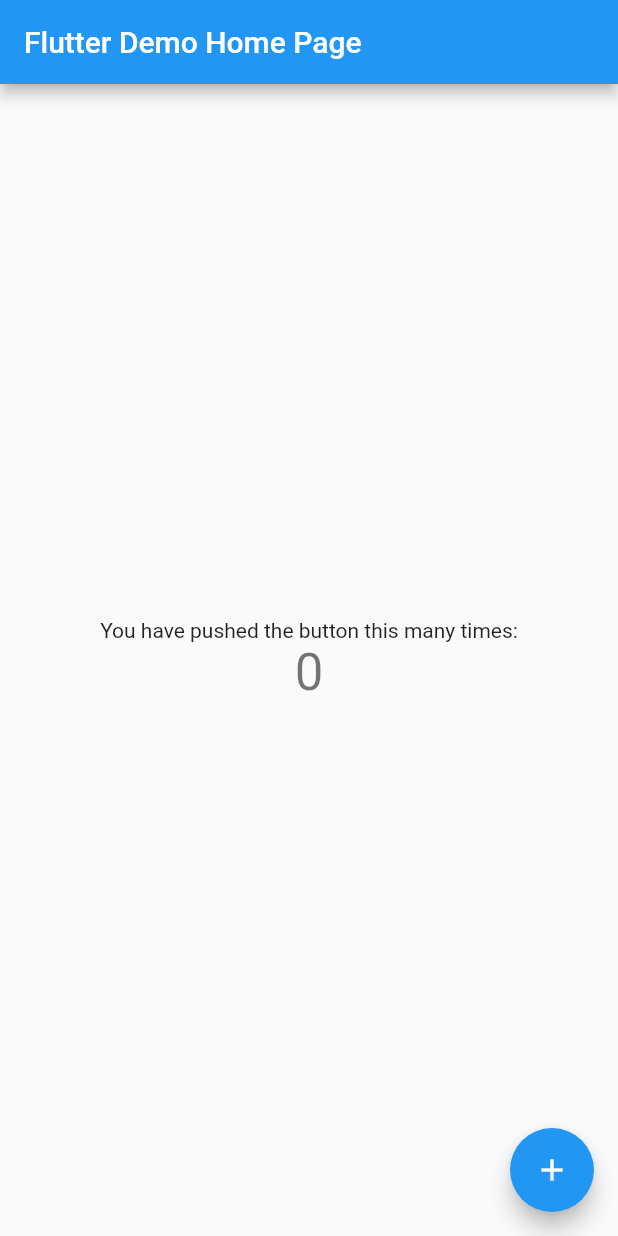
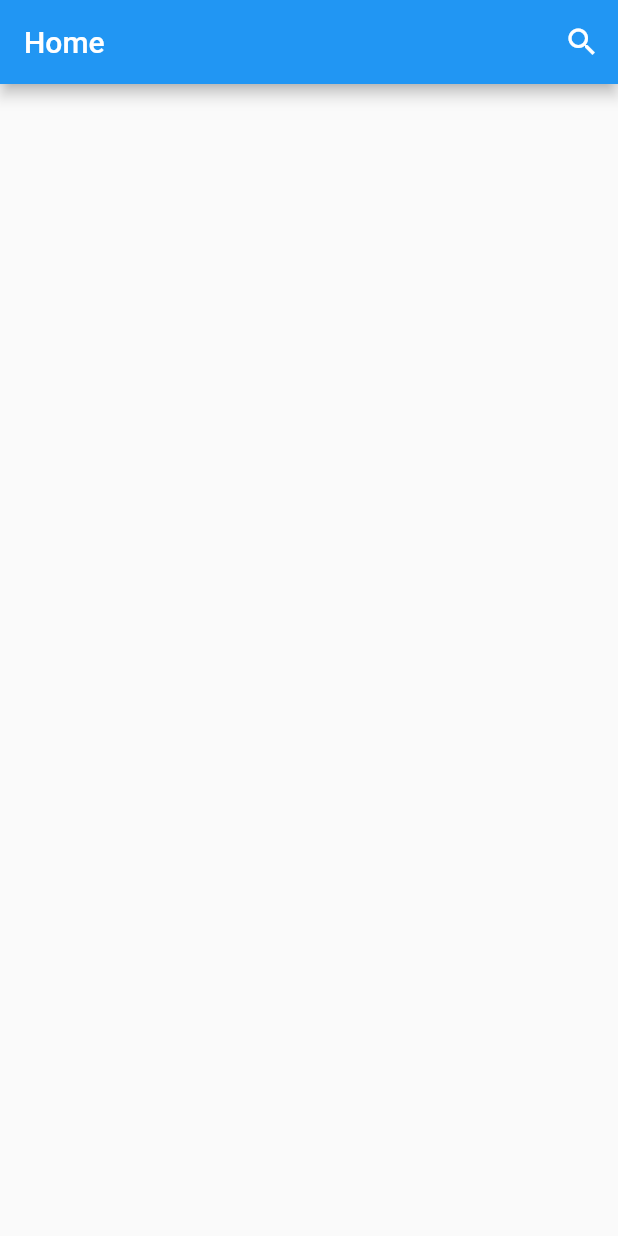
Before and after one commit to aalhendi/manager, a Flutter app: the screen it shows after launch, on a phone screen of 412 x 824 dp. Run offline on Flutter 3.47's test engine with Material 2 defaults, Android fonts, the light colour scheme and no system bars.

Commit message:
Added search bar core

```diff
--- a/app/lib/main.dart
+++ b/app/lib/main.dart
@@ -1,4 +1,5 @@
 import 'package:flutter/material.dart';
+import 'package:manager/view/home.dart';
 
 void main() {
   runApp(const MyApp());
@@ -7,109 +8,15 @@
 class MyApp extends StatelessWidget {
   const MyApp({Key? key}) : super(key: key);
 
-  // This widget is the root of your application.
   @override
   Widget build(BuildContext context) {
     return MaterialApp(
-      title: 'Flutter Demo',
+      debugShowCheckedModeBanner: false,
+      title: 'Manager',
       theme: ThemeData(
-        // This is the theme of your application.
-        //
-        // Try running your application with "flutter run". You'll see the
-        // application has a blue toolbar. Then, without quitting the app, try
-        // changing the primarySwatch below to Colors.green and then invoke
-        // "hot reload" (press "r" in the console where you ran "flutter run",
-        // or simply save your changes to "hot reload" in a Flutter IDE).
-        // Notice that the counter didn't reset back to zero; the application
-        // is not restarted.
         primarySwatch: Colors.blue,
       ),
-      home: const MyHomePage(title: 'Flutter Demo Home Page'),
+      home: const Home(),
     );
   }
 }
-
-class MyHomePage extends StatefulWidget {
-  const MyHomePage({Key? key, required this.title}) : super(key: key);
-
-  // This widget is the home page of your application. It is stateful, meaning
-  // that it has a State object (defined below) that contains fields that affect
-  // how it looks.
-
-  // This class is the configuration for the state. It holds the values (in this
-  // case the title) provided by the parent (in this case the App widget) and
-  // used by the build method of the State. Fields in a Widget subclass are
-  // always marked "final".
-
-  final String title;
-
-  @override
-  State<MyHomePage> createState() => _MyHomePageState();
-}
-
-class _MyHomePageState extends State<MyHomePage> {
-  int _counter = 0;
-
-  void _incrementCounter() {
-    setState(() {
-      // This call to setState tells the Flutter framework that something has
-      // changed in this State, which causes it to rerun the build method below
-      // so that the display can reflect the updated values. If we changed
-      // _counter without calling setState(), then the build method would not be
-      // called again, and so nothing would appear to happen.
-      _counter++;
-    });
-  }
-
-  @override
-  Widget build(BuildContext context) {
-    // This method is rerun every time setState is called, for instance as done
-    // by the _incrementCounter method above.
-    //
-    // The Flutter framework has been optimized to make rerunning build methods
-    // fast, so that you can just rebuild anything that needs updating rather
-    // than having to individually change instances of widgets.
-    return Scaffold(
-      appBar: AppBar(
-        // Here we take the value from the MyHomePage object that was created by
-        // the App.build method, and use it to set our appbar title.
-        title: Text(widget.title),
-      ),
-      body: Center(
-        // Center is a layout widget. It takes a single child and positions it
-        // in the middle of the parent.
-        child: Column(
-          // Column is also a layout widget. It takes a list of children and
-          // arranges them vertically. By default, it sizes itself to fit its
-          // children horizontally, and tries to be as tall as its parent.
-          //
-          // Invoke "debug painting" (press "p" in the console, choose the
-          // "Toggle Debug Paint" action from the Flutter Inspector in Android
-          // Studio, or the "Toggle Debug Paint" command in Visual Studio Code)
-          // to see the wireframe for each widget.
-          //
-          // Column has various properties to control how it sizes itself and
-          // how it positions its children. Here we use mainAxisAlignment to
-          // center the children vertically; the main axis here is the vertical
-          // axis because Columns are vertical (the cross axis would be
-          // horizontal).
-          mainAxisAlignment: MainAxisAlignment.center,
-          children: <Widget>[
-            const Text(
-              'You have pushed the button this many times:',
-            ),
-            Text(
-              '$_counter',
-              style: Theme.of(context).textTheme.headline4,
-            ),
-          ],
-        ),
-      ),
-      floatingActionButton: FloatingActionButton(
-        onPressed: _incrementCounter,
-        tooltip: 'Increment',
-        child: const Icon(Icons.add),
-      ), // This trailing comma makes auto-formatting nicer for build methods.
-    );
-  }
-}
--- /dev/null
+++ b/app/lib/view/home.dart
@@ -0,0 +1,81 @@
+import 'package:flutter/material.dart';
+
+class Home extends StatelessWidget{
+  const Home({Key? key}) : super(key: key);
+@override
+Widget build(BuildContext context) {
+  return Scaffold(
+    appBar: AppBar(
+      title: const Text("Home"),
+      actions: [
+        IconButton(
+            onPressed: () => {
+                  showSearch(context: context, delegate: CustomSearchDelegate())
+                },
+            icon: const Icon(Icons.search))
+      ],
+    ),
+  );
+}
+}
+
+class CustomSearchDelegate extends SearchDelegate {
+  // TODO: Feed suggestions
+  // TODO: Refactor into files and folders
+  List<String> searchTerms = ['a', 'b'];
+  @override
+  List<Widget> buildActions(BuildContext context) {
+    return [
+      IconButton(
+          onPressed: () {
+                query = '';
+              },
+          icon: const Icon(Icons.clear))
+    ];
+  }
+
+  @override
+  Widget buildLeading(BuildContext context) {
+    return IconButton(
+        onPressed: () {
+          close(context, null);
+        },
+        icon: const Icon(Icons.arrow_back));
+  }
+
+  @override
+  Widget buildResults(BuildContext context) {
+    List<String> matchQuery = [];
+    for (var query in searchTerms) {
+      if (query.toLowerCase().contains(query.toLowerCase())) {
+        matchQuery.add(query);
+      }
+    }
+    return ListView.builder(
+        itemCount: matchQuery.length,
+        itemBuilder: (context, index) {
+          var result = matchQuery[index];
+          return ListTile(
+            title: Text(result),
+          );
+        });
+  }
+
+  @override
+  Widget buildSuggestions(BuildContext context) {
+    List<String> matchQuery = [];
+    for (var query in searchTerms) {
+      if (query.toLowerCase().contains(query.toLowerCase())) {
+        matchQuery.add(query);
+      }
+    }
+        return ListView.builder(
+        itemCount: matchQuery.length,
+        itemBuilder: (context, index) {
+          var result = matchQuery[index];
+          return ListTile(
+            title: Text(result),
+          );
+        });
+  }
+}
```
